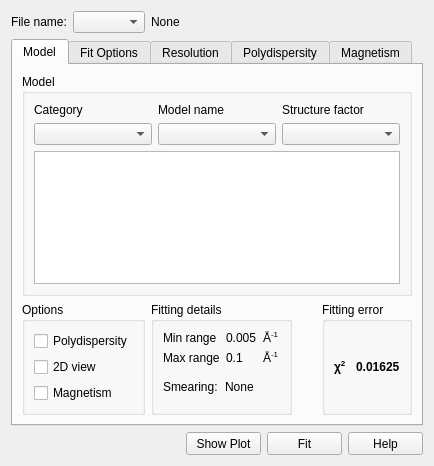
Above: src/sas/qtgui/Perspectives/Fitting/UI/FittingWidgetUI.ui from SasView/sasview before the change. Below: the same form after it.
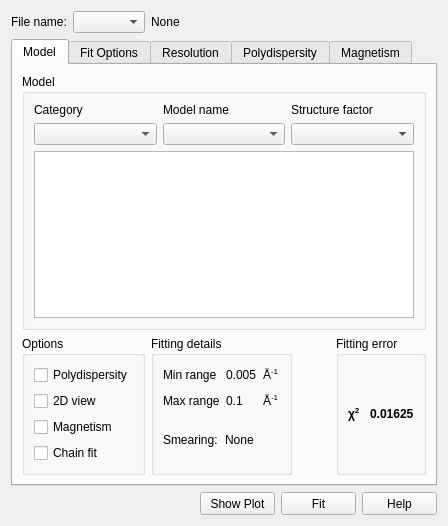
That is the form after the change.

Commit message: Initial commit for constrained & simultaneous fitting functionality SASVIEW-277

Diff of the .ui file:
```diff
--- a/src/sas/qtgui/Perspectives/Fitting/UI/FittingWidgetUI.ui
+++ b/src/sas/qtgui/Perspectives/Fitting/UI/FittingWidgetUI.ui
@@ -6,8 +6,8 @@
    <rect>
     <x>0</x>
     <y>0</y>
-    <width>434</width>
-    <height>466</height>
+    <width>448</width>
+    <height>526</height>
    </rect>
   </property>
   <property name="sizePolicy">
@@ -25,8 +25,8 @@
   <property name="windowTitle">
    <string>FittingWidget</string>
   </property>
-  <layout class="QGridLayout" name="gridLayout_4">
-   <item row="0" column="0" colspan="4">
+  <layout class="QGridLayout" name="gridLayout_5">
+   <item row="0" column="0">
     <layout class="QHBoxLayout" name="horizontalLayout">
      <item>
       <widget class="QLabel" name="label">
@@ -71,7 +71,7 @@
      </item>
     </layout>
    </item>
-   <item row="1" column="0" colspan="4">
+   <item row="1" column="0">
     <widget class="QTabWidget" name="tabFitting">
      <property name="currentIndex">
       <number>0</number>
@@ -80,7 +80,7 @@
       <attribute name="title">
        <string>Model</string>
       </attribute>
-      <layout class="QGridLayout" name="gridLayout_19">
+      <layout class="QGridLayout" name="gridLayout_4">
        <item row="0" column="0" colspan="4">
         <widget class="QGroupBox" name="groupBox_6">
          <property name="sizePolicy">
@@ -160,8 +160,8 @@
          <property name="title">
           <string>Options </string>
          </property>
-         <layout class="QGridLayout" name="gridLayout_16">
-          <item row="0" column="0">
+         <layout class="QVBoxLayout" name="verticalLayout">
+          <item>
            <widget class="QCheckBox" name="chkPolydispersity">
             <property name="enabled">
              <bool>true</bool>
@@ -177,7 +177,7 @@
             </property>
            </widget>
           </item>
-          <item row="1" column="0">
+          <item>
            <widget class="QCheckBox" name="chk2DView">
             <property name="enabled">
              <bool>true</bool>
@@ -193,7 +193,7 @@
             </property>
            </widget>
           </item>
-          <item row="2" column="0">
+          <item>
            <widget class="QCheckBox" name="chkMagnetism">
             <property name="enabled">
              <bool>true</bool>
@@ -209,6 +209,22 @@
             </property>
            </widget>
           </item>
+          <item>
+           <widget class="QCheckBox" name="chkChainFit">
+            <property name="enabled">
+             <bool>true</bool>
+            </property>
+            <property name="toolTip">
+             <string>&lt;html&gt;&lt;head/&gt;&lt;body&gt;&lt;p&gt;Switch on magnetic scattering parameters.&lt;/p&gt;&lt;p&gt;This option is available only for 2D models.&lt;/p&gt;&lt;/body&gt;&lt;/html&gt;</string>
+            </property>
+            <property name="text">
+             <string>Chain fit</string>
+            </property>
+            <property name="checkable">
+             <bool>true</bool>
+            </property>
+           </widget>
+          </item>
          </layout>
         </widget>
        </item>
@@ -409,6 +425,8 @@
     </widget>
    </item>
    <item row="2" column="0">
+    <layout class="QHBoxLayout" name="horizontalLayout_3">
+     <item>
     <spacer name="horizontalSpacer">
      <property name="orientation">
       <enum>Qt::Horizontal</enum>
@@ -421,7 +439,7 @@
      </property>
     </spacer>
    </item>
-   <item row="2" column="1">
+     <item>
     <widget class="QPushButton" name="cmdPlot">
      <property name="sizePolicy">
       <sizepolicy hsizetype="Fixed" vsizetype="Fixed">
@@ -440,7 +458,7 @@
      </property>
     </widget>
    </item>
-   <item row="2" column="2">
+     <item>
     <widget class="QPushButton" name="cmdFit">
      <property name="sizePolicy">
       <sizepolicy hsizetype="Fixed" vsizetype="Fixed">
@@ -459,7 +477,7 @@
      </property>
     </widget>
    </item>
-   <item row="2" column="3">
+     <item>
     <widget class="QPushButton" name="cmdHelp">
      <property name="sizePolicy">
       <sizepolicy hsizetype="Fixed" vsizetype="Fixed">
@@ -477,6 +495,8 @@
       <string>Help</string>
      </property>
     </widget>
+     </item>
+    </layout>
    </item>
   </layout>
  </widget>
```
Lines whose indentation alone changed are shown as unchanged. The commit also changes 3 other files.
